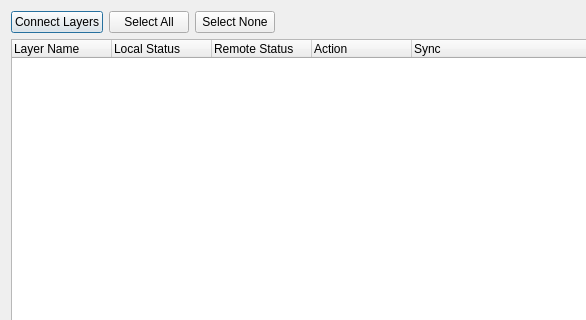
Above: ui/dialogs/SynchronizeLayersDialog.ui from maphub-co/maphub-qgis before the change; both pictures show x 0 to 586 and y 0 to 320 of the 800 by 500 pixel window. Below: the same form after it.
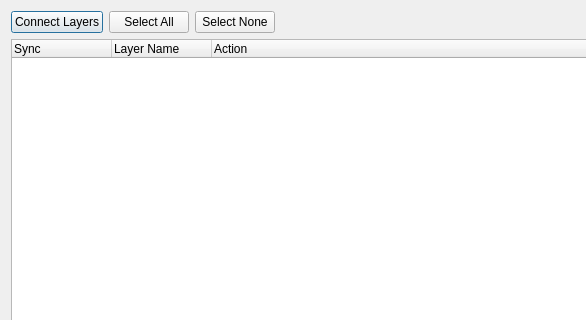
That is the form after the change.

Commit message: ✨ [ui] Add configurable default download location and enhance layer sync UI

Patch:
```diff
--- a/ui/dialogs/SynchronizeLayersDialog.ui
+++ b/ui/dialogs/SynchronizeLayersDialog.ui
@@ -55,33 +55,23 @@
    <item>
     <widget class="QTreeWidget" name="layersTree">
      <property name="columnCount">
-      <number>5</number>
+      <number>3</number>
      </property>
+     <column>
+      <property name="text">
+       <string>Sync</string>
+      </property>
+     </column>
      <column>
       <property name="text">
        <string>Layer Name</string>
       </property>
      </column>
-     <column>
-      <property name="text">
-       <string>Local Status</string>
-      </property>
-     </column>
-     <column>
-      <property name="text">
-       <string>Remote Status</string>
-      </property>
-     </column>
      <column>
       <property name="text">
        <string>Action</string>
       </property>
      </column>
-     <column>
-      <property name="text">
-       <string>Sync</string>
-      </property>
-     </column>
     </widget>
    </item>
    <item>
```
The commit also changes 8 other files.
